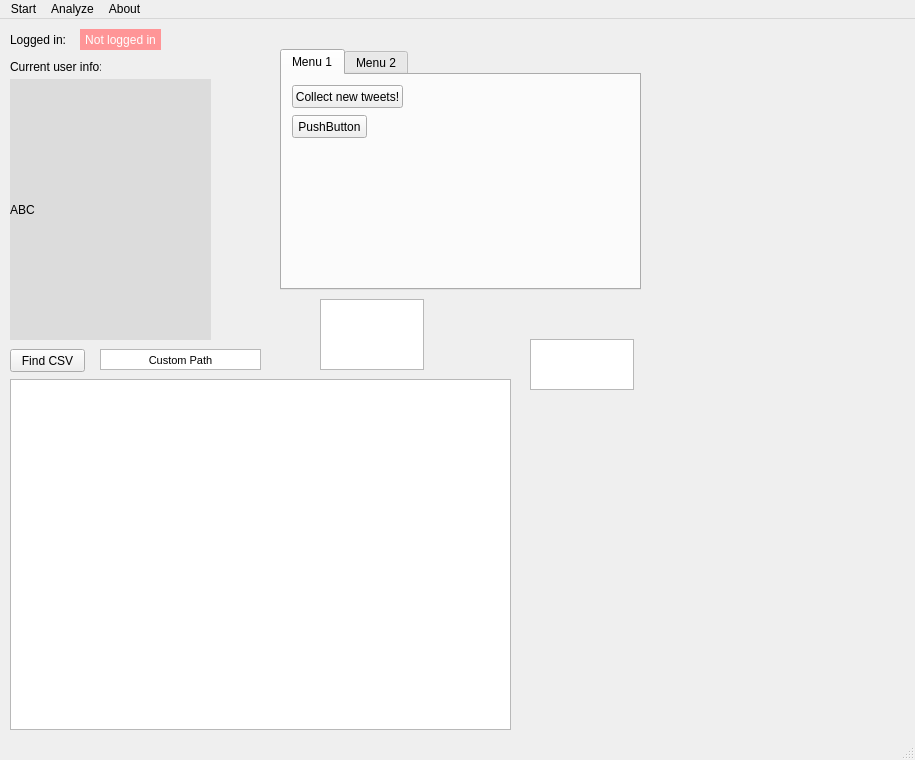
Above: TwitterAnalyzer/GUI.ui from GrzegorzKrug/TwitterAnalyzer before the change. Below: the same form after it.
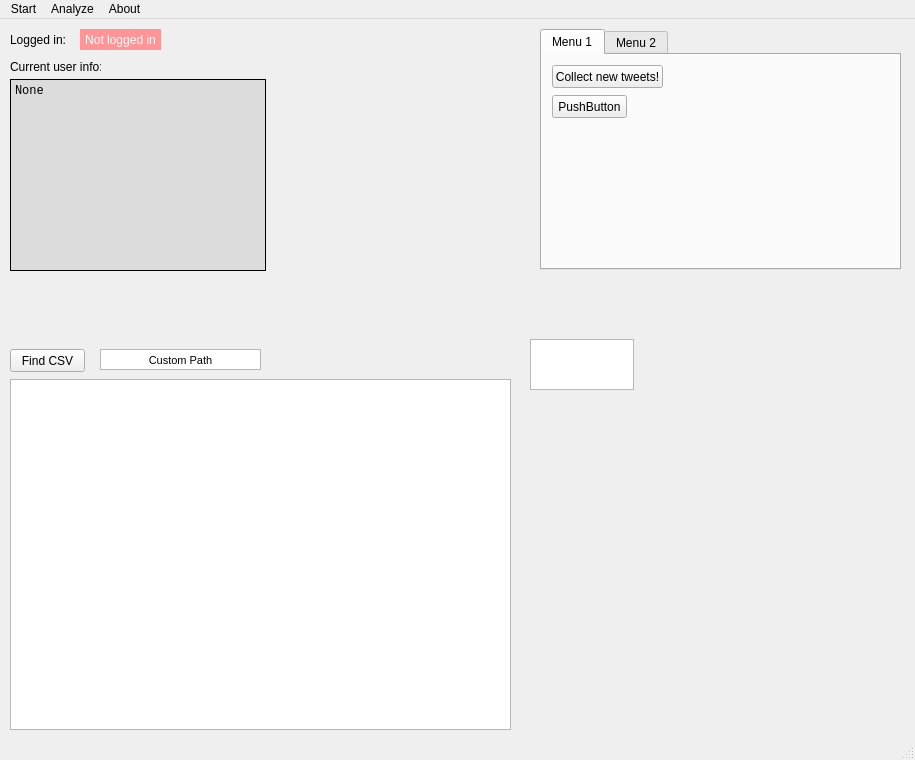
That is the form after the change.

Commit message: Display user info

```diff
--- a/TwitterAnalyzer/GUI.ui
+++ b/TwitterAnalyzer/GUI.ui
@@ -17,8 +17,8 @@
    <widget class="QTabWidget" name="tabWidget">
     <property name="geometry">
      <rect>
-      <x>280</x>
-      <y>30</y>
+      <x>540</x>
+      <y>10</y>
       <width>361</width>
       <height>241</height>
      </rect>
@@ -112,27 +112,6 @@
      <string>Current user info:</string>
     </property>
    </widget>
-   <widget class="QLabel" name="label_selected_user">
-    <property name="geometry">
-     <rect>
-      <x>10</x>
-      <y>60</y>
-      <width>201</width>
-      <height>261</height>
-     </rect>
-    </property>
-    <property name="autoFillBackground">
-     <bool>false</bool>
-    </property>
-    <property name="styleSheet">
-     <string notr="true">background-color: rgb(220, 220, 220);
-
-</string>
-    </property>
-    <property name="text">
-     <string>ABC</string>
-    </property>
-   </widget>
    <widget class="QTreeView" name="treeView">
     <property name="geometry">
      <rect>
@@ -190,12 +169,31 @@
    <widget class="QPlainTextEdit" name="plainTextEdit">
     <property name="geometry">
      <rect>
-      <x>320</x>
-      <y>280</y>
-      <width>104</width>
-      <height>71</height>
+      <x>10</x>
+      <y>60</y>
+      <width>256</width>
+      <height>192</height>
      </rect>
     </property>
+    <property name="font">
+     <font>
+      <family>Lucida Console</family>
+     </font>
+    </property>
+    <property name="styleSheet">
+     <string notr="true">background-color: rgb(220, 220, 220);
+
+</string>
+    </property>
+    <property name="frameShape">
+     <enum>QFrame::Panel</enum>
+    </property>
+    <property name="frameShadow">
+     <enum>QFrame::Plain</enum>
+    </property>
+    <property name="plainText">
+     <string>None</string>
+    </property>
    </widget>
    <widget class="QTextEdit" name="textEdit_2">
     <property name="geometry">
```
Left out of the diff: 2 changed lines with no effect on the pictures. The commit also changes 2 other files.
